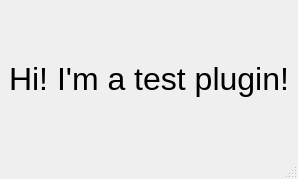
Qt form plugins/plugin_test/test-plugin.ui (NeutrinoToolkit/Neutrino) before a commit.
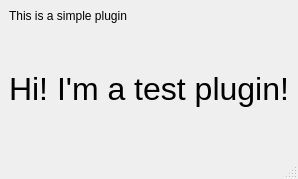
The same form after that commit.

Diff of the .ui file:
```diff
--- a/plugins/plugin_test/test-plugin.ui
+++ b/plugins/plugin_test/test-plugin.ui
@@ -14,8 +14,8 @@
    <string>MainWindow</string>
   </property>
   <widget class="QWidget" name="centralwidget">
-   <layout class="QGridLayout" name="gridLayout">
-    <item row="0" column="0">
+   <layout class="QGridLayout" name="gridLayout" rowstretch="0,1">
+    <item row="1" column="0">
      <widget class="QLabel" name="label">
       <property name="font">
        <font>
@@ -30,6 +30,13 @@
       </property>
      </widget>
     </item>
+    <item row="0" column="0">
+     <widget class="QLabel" name="label_2">
+      <property name="text">
+       <string>This is a simple plugin</string>
+      </property>
+     </widget>
+    </item>
    </layout>
   </widget>
   <widget class="QStatusBar" name="statusbar"/>
```
